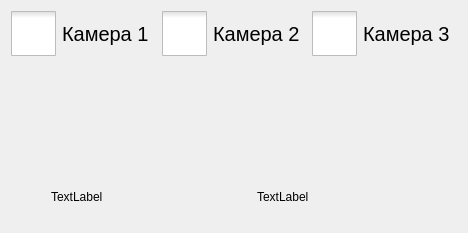
Above: videoreplaycontrol.ui from zak2791/Tabloh2H before the change. Below: the same form after it.
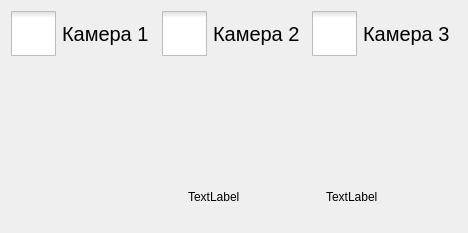
That is the form after the change. Icons and pictures are not drawn. Custom widgets are drawn as their Qt base class.

What changed in the file:
```diff
--- a/videoreplaycontrol.ui
+++ b/videoreplaycontrol.ui
@@ -20,6 +20,9 @@
       <layout class="QHBoxLayout" name="hLayoutButtons">
        <item>
         <spacer name="horizontalSpacer">
+         <property name="orientation">
+          <enum>Qt::Vertical</enum>
+         </property>
          <property name="sizeType">
           <enum>QSizePolicy::Fixed</enum>
          </property>
@@ -31,6 +34,13 @@
          </property>
         </spacer>
        </item>
+       <item>
+        <widget class="LostLabel" name="lblLost">
+         <property name="text">
+          <string/>
+         </property>
+        </widget>
+       </item>
        <item>
         <widget class="VkLabel" name="labelvk">
          <property name="text">
@@ -50,7 +60,7 @@
      <item row="1" column="0">
       <layout class="QHBoxLayout" name="horizontalLayout_3">
        <item>
-        <widget class="ViewingCamera" name="lblCam1">
+        <widget class="QLabel" name="lblCam1">
          <property name="frameShape">
           <enum>QFrame::NoFrame</enum>
          </property>
@@ -63,7 +73,7 @@
         </widget>
        </item>
        <item>
-        <widget class="ViewingCamera" name="lblCam2">
+        <widget class="QLabel" name="lblCam2">
          <property name="frameShape">
           <enum>QFrame::NoFrame</enum>
          </property>
@@ -155,9 +165,9 @@
    <header>vklabel.h</header>
   </customwidget>
   <customwidget>
-   <class>ViewingCamera</class>
+   <class>LostLabel</class>
    <extends>QLabel</extends>
-   <header>viewingcamera.h</header>
+   <header>lostlabel.h</header>
   </customwidget>
  </customwidgets>
  <resources/>
```
